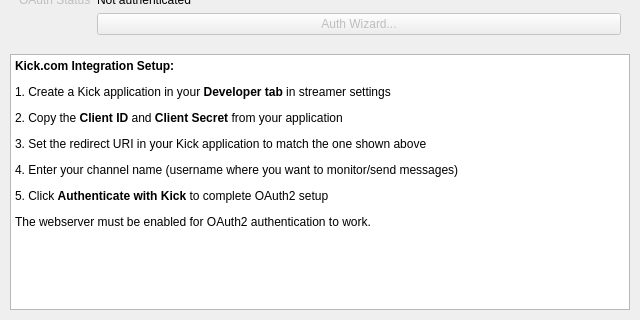
This is nowplaying/resources/ui/kick.ui in whatsnowplaying/whats-now-playing as Qt 5 draws it before an edit; both pictures show x 0 to 640 and y 160 to 480 of the 640 by 480 pixel window. The edited form follows.
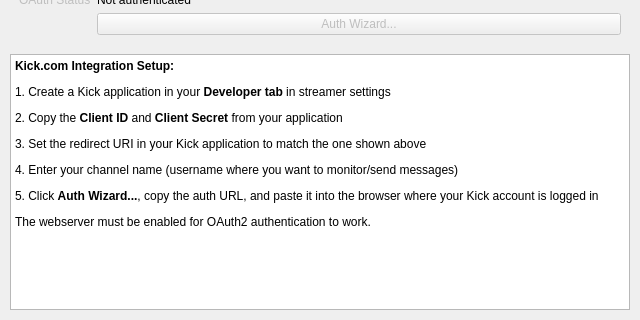
This is the edited form.

Commit message: Kick wizard: copy auth URL instead of opening a browser (#1944)

```diff
--- a/nowplaying/resources/ui/kick.ui
+++ b/nowplaying/resources/ui/kick.ui
@@ -161,7 +161,7 @@
 &lt;p style=&quot;margin-top:12px; margin-bottom:12px; margin-left:0px; margin-right:0px; -qt-block-indent:0; text-indent:0px&quot;&gt;2. Copy the &lt;span style=&quot;font-weight: 700&quot;&gt;Client ID&lt;/span&gt; and &lt;span style=&quot;font-weight: 700&quot;&gt;Client Secret&lt;/span&gt; from your application&lt;/p&gt;
 &lt;p style=&quot;margin-top:12px; margin-bottom:12px; margin-left:0px; margin-right:0px; -qt-block-indent:0; text-indent:0px&quot;&gt;3. Set the redirect URI in your Kick application to match the one shown above&lt;/p&gt;
 &lt;p style=&quot;margin-top:12px; margin-bottom:12px; margin-left:0px; margin-right:0px; -qt-block-indent:0; text-indent:0px&quot;&gt;4. Enter your channel name (username where you want to monitor/send messages)&lt;/p&gt;
-&lt;p style=&quot;margin-top:12px; margin-bottom:12px; margin-left:0px; margin-right:0px; -qt-block-indent:0; text-indent:0px&quot;&gt;5. Click &lt;span style=&quot;font-weight: 700&quot;&gt;Authenticate with Kick&lt;/span&gt; to complete OAuth2 setup&lt;/p&gt;
+&lt;p style=&quot;margin-top:12px; margin-bottom:12px; margin-left:0px; margin-right:0px; -qt-block-indent:0; text-indent:0px&quot;&gt;5. Click &lt;span style=&quot;font-weight: 700&quot;&gt;Auth Wizard...&lt;/span&gt;, copy the auth URL, and paste it into the browser where your Kick account is logged in&lt;/p&gt;
 &lt;p style=&quot;margin-top:12px; margin-bottom:12px; margin-left:0px; margin-right:0px; -qt-block-indent:0; text-indent:0px&quot;&gt;The webserver must be enabled for OAuth2 authentication to work.&lt;/p&gt;&lt;/body&gt;&lt;/html&gt;</string>
      </property>
     </widget>
```
The commit also changes 4 other files.
